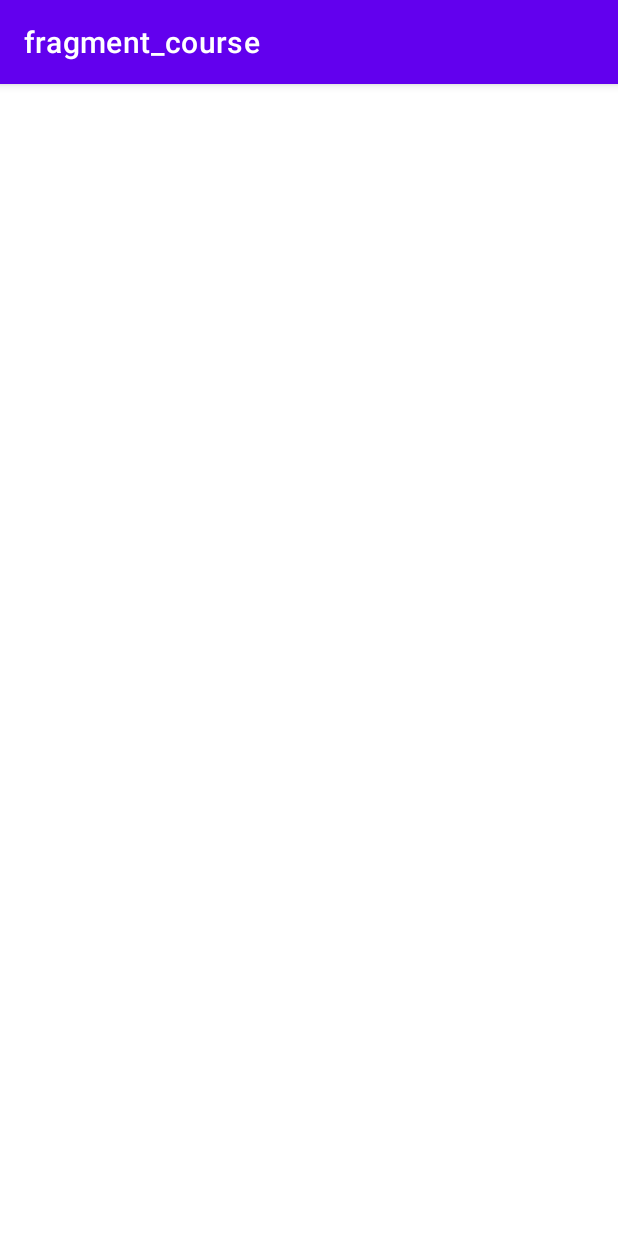
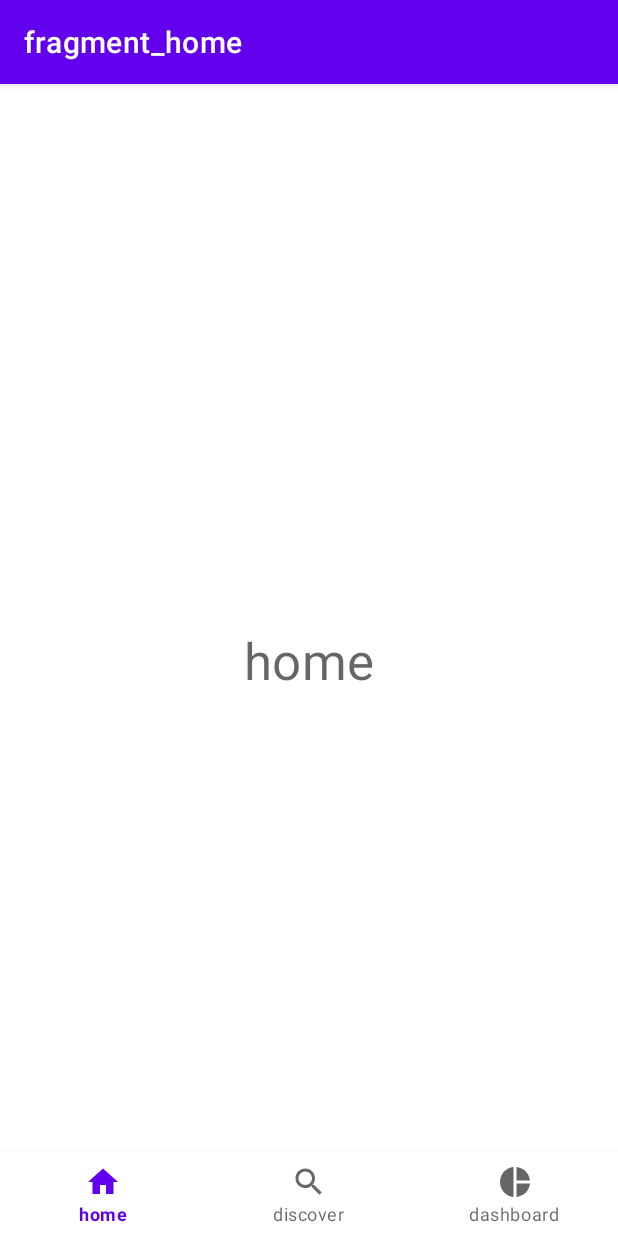
Before and after one commit to KAbaidoo/easy-learn, an Android app: the screen it shows after launch (MainActivity), on a phone screen of 412 x 824 dp. Run offline under Robolectric (Android 15) with nearby library versions, the phone set to English and light mode, and no system bars; our stand-ins replace Dagger/Hilt's generated code, navigation-ui.

Commit message:
setup bottom Navigation view

```diff
--- a/app/build.gradle
+++ b/app/build.gradle
@@ -64,8 +64,8 @@ dependencies {
     implementation "androidx.lifecycle:lifecycle-viewmodel-savedstate:$lifecycle_version"
 
     // Navigation Component
-    implementation "androidx.navigation:navigation-fragment-ktx:$navigationVersion"
-    implementation "androidx.navigation:navigation-ui-ktx:$navigationVersion"
+    implementation "androidx.navigation:navigation-fragment-ktx:$navigation_version"
+    implementation "androidx.navigation:navigation-ui-ktx:$navigation_version"
 
     // Room
     implementation "androidx.room:room-runtime:$room_version"
@@ -86,6 +86,8 @@ dependencies {
 //    implementation "androidx.hilt:hilt-lifecycle-viewmodel:$hiltAndroidXVersion"
 //    kapt "androidx.hilt:hilt-compiler:$hiltAndroidXVersion"
 
+
+
     // DataStore
     implementation "androidx.datastore:datastore-preferences:$dataStoreVersion"
 
--- a/app/src/main/java/com/example/easylearn/ui/MainActivity.kt
+++ b/app/src/main/java/com/example/easylearn/ui/MainActivity.kt
@@ -1,33 +1,46 @@
 package com.example.easylearn.ui
-
 
 
 import android.os.Bundle
 import androidx.appcompat.app.AppCompatActivity
 import androidx.navigation.NavController
-import androidx.navigation.fragment.NavHostFragment
-import androidx.navigation.fragment.findNavController
+import androidx.navigation.findNavController
+
+import androidx.navigation.ui.AppBarConfiguration
 import androidx.navigation.ui.setupActionBarWithNavController
+import androidx.navigation.ui.setupWithNavController
 import com.example.easylearn.R
+import com.example.easylearn.databinding.ActivityMainBinding
+import com.google.android.material.navigation.NavigationBarView
 import dagger.hilt.android.AndroidEntryPoint
 
 @AndroidEntryPoint
 class MainActivity : AppCompatActivity() {
+    private lateinit var binding: ActivityMainBinding
     private lateinit var navController: NavController
 
 
     override fun onCreate(savedInstanceState: Bundle?) {
         super.onCreate(savedInstanceState)
-        setContentView(R.layout.activity_main)
 
-        val navHostFragment =
-            supportFragmentManager.findFragmentById(R.id.nav_host_fragment) as NavHostFragment
-        navController = navHostFragment.findNavController()
+        binding = ActivityMainBinding.inflate(layoutInflater)
+        setContentView(binding.root)
 
-        setupActionBarWithNavController(navController)
+        val bottomNavigation: NavigationBarView = binding.bottomNavigation
+
+        navController = findNavController(R.id.nav_host_fragment_activity_main)
+
+        val appBarConfiguration = AppBarConfiguration(
+            setOf(R.id.navigation_home,R.id.navigation_discover,R.id.navigation_dashboard)
+        )
+
+        setupActionBarWithNavController(navController, appBarConfiguration)
+        bottomNavigation.setupWithNavController(navController)
     }
 
-    override fun onSupportNavigateUp(): Boolean {
-        return navController.navigateUp() || super.onSupportNavigateUp()
-    }
+//    override fun onSupportNavigateUp(): Boolean {
+//        return navController.navigateUp() || super.onSupportNavigateUp()
+//    }
+
+
 }
--- /dev/null
+++ b/app/src/main/java/com/example/easylearn/ui/dashboard/DashboardFragment.kt
@@ -0,0 +1,13 @@
+package com.example.easylearn.ui.dashboard
+
+import android.os.Bundle
+import android.view.View
+import androidx.fragment.app.Fragment
+import com.example.easylearn.R
+
+class DashboardFragment:Fragment(R.layout.fragment_dashboard) {
+    override fun onViewCreated(view: View, savedInstanceState: Bundle?) {
+        super.onViewCreated(view, savedInstanceState)
+    }
+
+}
--- a/app/src/main/java/com/example/easylearn/ui/discover/CourseFragment.kt
+++ b/app/src/main/java/com/example/easylearn/ui/discover/DiscoverFragment.kt
@@ -7,20 +7,20 @@ import androidx.fragment.app.Fragment
 import androidx.fragment.app.viewModels
 import androidx.recyclerview.widget.LinearLayoutManager
 import com.example.easylearn.R
-import com.example.easylearn.databinding.FragmentCourseBinding
+import com.example.easylearn.databinding.FragmentDiscoverBinding
 import com.example.easylearn.util.Resource
 import dagger.hilt.android.AndroidEntryPoint
 
 @AndroidEntryPoint
-class CourseFragment: Fragment(R.layout.fragment_course){
+class DiscoverFragment: Fragment(R.layout.fragment_discover){
 
-    private val viewModel: CourseViewModel by viewModels()
+    private val viewModel: DiscoverViewModel by viewModels()
 
 
     override fun onViewCreated(view: View, savedInstanceState: Bundle?) {
         super.onViewCreated(view, savedInstanceState)
 
-        val binding = FragmentCourseBinding.bind(view)
+        val binding = FragmentDiscoverBinding.bind(view)
         val courseAdapter = CourseAdapter()
 
         binding.apply {
--- a/app/src/main/java/com/example/easylearn/ui/discover/CourseViewModel.kt
+++ b/app/src/main/java/com/example/easylearn/ui/discover/DiscoverViewModel.kt
@@ -7,7 +7,7 @@ import com.example.easylearn.data.CourseRepository
 import dagger.hilt.android.lifecycle.HiltViewModel
 
 @HiltViewModel
-class CourseViewModel @Inject constructor(
+class DiscoverViewModel @Inject constructor(
     repository: CourseRepository
 ) : ViewModel() {
 
--- /dev/null
+++ b/app/src/main/java/com/example/easylearn/ui/home/HomeFragment.kt
@@ -0,0 +1,12 @@
+package com.example.easylearn.ui.home
+
+import android.os.Bundle
+import android.view.View
+import androidx.fragment.app.Fragment
+import com.example.easylearn.R
+
+class HomeFragment: Fragment(R.layout.fragment_home) {
+    override fun onViewCreated(view: View, savedInstanceState: Bundle?) {
+        super.onViewCreated(view, savedInstanceState)
+    }
+}
--- /dev/null
+++ b/app/src/main/res/drawable/ic_baseline_home_24.xml
@@ -0,0 +1,5 @@
+<vector android:height="24dp" android:tint="#000000"
+    android:viewportHeight="24" android:viewportWidth="24"
+    android:width="24dp" xmlns:android="http://schemas.android.com/apk/res/android">
+    <path android:fillColor="@android:color/white" android:pathData="M10,20v-6h4v6h5v-8h3L12,3 2,12h3v8z"/>
+</vector>
--- /dev/null
+++ b/app/src/main/res/drawable/ic_baseline_pie_chart_24.xml
@@ -0,0 +1,5 @@
+<vector android:height="24dp" android:tint="#000000"
+    android:viewportHeight="24" android:viewportWidth="24"
+    android:width="24dp" xmlns:android="http://schemas.android.com/apk/res/android">
+    <path android:fillColor="@android:color/white" android:pathData="M11,2v20c-5.07,-0.5 -9,-4.79 -9,-10s3.93,-9.5 9,-10zM13.03,2v8.99L22,10.99c-0.47,-4.74 -4.24,-8.52 -8.97,-8.99zM13.03,13.01L13.03,22c4.74,-0.47 8.5,-4.25 8.97,-8.99h-8.97z"/>
+</vector>
--- /dev/null
+++ b/app/src/main/res/drawable/ic_baseline_search_24.xml
@@ -0,0 +1,5 @@
+<vector android:height="24dp" android:tint="#000000"
+    android:viewportHeight="24" android:viewportWidth="24"
+    android:width="24dp" xmlns:android="http://schemas.android.com/apk/res/android">
+    <path android:fillColor="@android:color/white" android:pathData="M15.5,14h-0.79l-0.28,-0.27C15.41,12.59 16,11.11 16,9.5 16,5.91 13.09,3 9.5,3S3,5.91 3,9.5 5.91,16 9.5,16c1.61,0 3.09,-0.59 4.23,-1.57l0.27,0.28v0.79l5,4.99L20.49,19l-4.99,-5zM9.5,14C7.01,14 5,11.99 5,9.5S7.01,5 9.5,5 14,7.01 14,9.5 11.99,14 9.5,14z"/>
+</vector>
--- a/app/src/main/res/layout/activity_main.xml
+++ b/app/src/main/res/layout/activity_main.xml
@@ -1,16 +1,25 @@
 <?xml version="1.0" encoding="utf-8"?>
-<androidx.constraintlayout.widget.ConstraintLayout xmlns:android="http://schemas.android.com/apk/res/android"
+<androidx.coordinatorlayout.widget.CoordinatorLayout xmlns:android="http://schemas.android.com/apk/res/android"
     xmlns:app="http://schemas.android.com/apk/res-auto"
     xmlns:tools="http://schemas.android.com/tools"
     android:layout_width="match_parent"
     android:layout_height="match_parent"
     tools:context=".ui.MainActivity">
 
-    <androidx.fragment.app.FragmentContainerView
-        android:id="@+id/nav_host_fragment"
-        android:name="androidx.navigation.fragment.NavHostFragment"
+    <fragment
+    android:id="@+id/nav_host_fragment_activity_main"
+    android:name="androidx.navigation.fragment.NavHostFragment"
+    android:layout_width="match_parent"
+    android:layout_height="match_parent"
+    app:defaultNavHost="true"
+    app:navGraph="@navigation/nav_graph" />
+
+
+    <com.google.android.material.bottomnavigation.BottomNavigationView
+        android:id="@+id/bottom_navigation"
         android:layout_width="match_parent"
-        android:layout_height="match_parent"
-        app:defaultNavHost="true"
-        app:navGraph="@navigation/nav_graph" />
-</androidx.constraintlayout.widget.ConstraintLayout>
+        android:layout_height="wrap_content"
+        android:layout_gravity="bottom"
+        app:menu="@menu/bottom_navigation_menu" />
+
+</androidx.coordinatorlayout.widget.CoordinatorLayout>
--- /dev/null
+++ b/app/src/main/res/layout/fragment_dashboard.xml
@@ -0,0 +1,19 @@
+<?xml version="1.0" encoding="utf-8"?>
+<androidx.constraintlayout.widget.ConstraintLayout xmlns:android="http://schemas.android.com/apk/res/android"
+    xmlns:app="http://schemas.android.com/apk/res-auto"
+    android:layout_width="match_parent"
+    android:layout_height="match_parent"
+    xmlns:tools="http://schemas.android.com/tools"
+    tools:context=".ui.dashboard.DashboardFragment">
+
+    <TextView
+        android:layout_width="wrap_content"
+        android:layout_height="wrap_content"
+        android:text="dashboard"
+        android:textAppearance="@style/TextAppearance.MaterialComponents.Headline4"
+        app:layout_constraintBottom_toBottomOf="parent"
+        app:layout_constraintEnd_toEndOf="parent"
+        app:layout_constraintStart_toStartOf="parent"
+        app:layout_constraintTop_toTopOf="parent" />
+
+</androidx.constraintlayout.widget.ConstraintLayout>
--- a/app/src/main/res/layout/fragment_course.xml
+++ b/app/src/main/res/layout/fragment_discover.xml
@@ -3,7 +3,7 @@
     xmlns:tools="http://schemas.android.com/tools"
     android:layout_width="match_parent"
     android:layout_height="match_parent"
-    tools:context=".ui.discover.CourseFragment">
+    tools:context=".ui.discover.DiscoverFragment">
 
     <androidx.recyclerview.widget.RecyclerView
         android:id="@+id/recycler_view"
--- /dev/null
+++ b/app/src/main/res/layout/fragment_home.xml
@@ -0,0 +1,20 @@
+<?xml version="1.0" encoding="utf-8"?>
+<androidx.constraintlayout.widget.ConstraintLayout xmlns:android="http://schemas.android.com/apk/res/android"
+    xmlns:app="http://schemas.android.com/apk/res-auto"
+    android:layout_width="match_parent"
+    android:layout_height="match_parent"
+    xmlns:tools="http://schemas.android.com/tools"
+    tools:context=".ui.home.HomeFragment">
+
+
+    <TextView
+        android:layout_width="wrap_content"
+        android:layout_height="wrap_content"
+        android:text="home"
+        android:textAppearance="@style/TextAppearance.MaterialComponents.Headline4"
+        app:layout_constraintBottom_toBottomOf="parent"
+        app:layout_constraintEnd_toEndOf="parent"
+        app:layout_constraintStart_toStartOf="parent"
+        app:layout_constraintTop_toTopOf="parent" />
+
+</androidx.constraintlayout.widget.ConstraintLayout>
--- /dev/null
+++ b/app/src/main/res/menu/bottom_navigation_menu.xml
@@ -0,0 +1,20 @@
+<?xml version="1.0" encoding="utf-8"?>
+<menu xmlns:android="http://schemas.android.com/apk/res/android">
+    <item
+        android:id="@+id/navigation_home"
+        android:icon="@drawable/ic_baseline_home_24"
+        android:title="home"
+        />
+    <item
+        android:id="@+id/navigation_discover"
+        android:icon="@drawable/ic_baseline_search_24"
+        android:title="discover"
+        />
+    <item
+        android:id="@+id/navigation_dashboard"
+        android:icon="@drawable/ic_baseline_pie_chart_24"
+        android:title="dashboard"
+        />
+
+
+</menu>
--- a/app/src/main/res/navigation/nav_graph.xml
+++ b/app/src/main/res/navigation/nav_graph.xml
@@ -3,11 +3,30 @@
     xmlns:app="http://schemas.android.com/apk/res-auto"
     xmlns:tools="http://schemas.android.com/tools"
     android:id="@+id/nav_graph"
-    app:startDestination="@id/courseFragment">
+    app:startDestination="@id/navigation_home"
+    >
 
     <fragment
-        android:id="@+id/courseFragment"
-        android:name="com.example.easylearn.ui.discover.CourseFragment"
-        android:label="fragment_course"
-        tools:layout="@layout/fragment_course" />
+        android:id="@+id/navigation_discover"
+        android:name="com.example.easylearn.ui.discover.DiscoverFragment"
+        android:label="fragment_discover"
+        tools:layout="@layout/fragment_discover" >
+
+    </fragment>
+    <fragment
+        android:id="@+id/navigation_dashboard"
+        android:name="com.example.easylearn.ui.dashboard.DashboardFragment"
+        android:label="fragment_dashboard"
+        tools:layout="@layout/fragment_dashboard" >
+
+    </fragment>
+    <fragment
+        android:id="@+id/navigation_home"
+        android:name="com.example.easylearn.ui.home.HomeFragment"
+        android:label="fragment_home"
+        tools:layout="@layout/fragment_home" >
+
+    </fragment>
 </navigation>
+
+<!--    app:startDestination="@id/discover_fragment"-->
--- a/build.gradle
+++ b/build.gradle
@@ -28,7 +28,7 @@ buildscript {
         lifecycle_version = "2.2.0"
         arch_version = "2.1.0"
         materialVersion = "1.3.0-alpha03"
-        navigationVersion = "2.3.1"
+        navigation_version = "2.5.2"
         room_version = "2.4.0-alpha03"
         testExtJunitVersion = "1.1.2"
         retrofit_version = "2.9.0"
@@ -43,7 +43,7 @@ buildscript {
     dependencies {
         classpath "com.android.tools.build:gradle:$gradleVersion"
         classpath "org.jetbrains.kotlin:kotlin-gradle-plugin:$kotlinVersion"
-        classpath "androidx.navigation:navigation-safe-args-gradle-plugin:$navigationVersion"
+        classpath "androidx.navigation:navigation-safe-args-gradle-plugin:$navigation_version"
         classpath "com.google.dagger:hilt-android-gradle-plugin:$hiltVersion"
     }
 }
```
